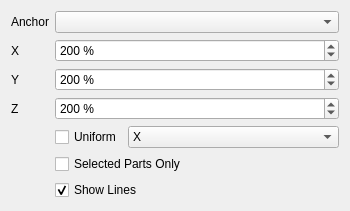
Qt form source/interface/widgets/sw_widget_explode.ui (nathaneltitane/studworx) before a commit.
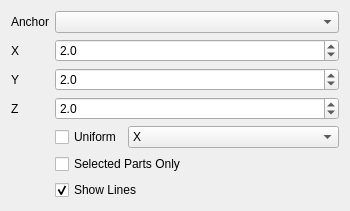
The same form after that commit. Custom widgets are drawn as their Qt base class.

Patch:
```diff
--- a/source/interface/widgets/sw_widget_explode.ui
+++ b/source/interface/widgets/sw_widget_explode.ui
@@ -53,7 +53,7 @@
       </widget>
      </item>
      <item row="1" column="1">
-      <widget class="QSpinBox" name="spreadX">
+      <widget class="swRangeDoubleSpinBox" name="spreadX">
        <property name="toolTip">
         <string>Distance from the anchor part along X, as a percentage of the current distance.</string>
        </property>
@@ -63,20 +63,20 @@
        <property name="accessibleName">
         <string>X spread</string>
        </property>
-       <property name="suffix">
-        <string> %</string>
+       <property name="decimals">
+        <number>1</number>
        </property>
        <property name="minimum">
-        <number>100</number>
+        <double>1.000000</double>
        </property>
        <property name="maximum">
-        <number>1000</number>
+        <double>10.000000</double>
        </property>
        <property name="singleStep">
         <number>10</number>
        </property>
        <property name="value">
-        <number>200</number>
+        <double>2.000000</double>
        </property>
       </widget>
      </item>
@@ -91,7 +91,7 @@
       </widget>
      </item>
      <item row="2" column="1">
-      <widget class="QSpinBox" name="spreadY">
+      <widget class="swRangeDoubleSpinBox" name="spreadY">
        <property name="toolTip">
         <string>Distance from the anchor part along Y, as a percentage of the current distance.</string>
        </property>
@@ -101,20 +101,20 @@
        <property name="accessibleName">
         <string>Y spread</string>
        </property>
-       <property name="suffix">
-        <string> %</string>
+       <property name="decimals">
+        <number>1</number>
        </property>
        <property name="minimum">
-        <number>100</number>
+        <double>1.000000</double>
        </property>
        <property name="maximum">
-        <number>1000</number>
+        <double>10.000000</double>
        </property>
        <property name="singleStep">
         <number>10</number>
        </property>
        <property name="value">
-        <number>200</number>
+        <double>2.000000</double>
        </property>
       </widget>
      </item>
@@ -129,7 +129,7 @@
       </widget>
      </item>
      <item row="3" column="1">
-      <widget class="QSpinBox" name="spreadZ">
+      <widget class="swRangeDoubleSpinBox" name="spreadZ">
        <property name="toolTip">
         <string>Distance from the anchor part along Z, as a percentage of the current distance.</string>
        </property>
@@ -139,20 +139,20 @@
        <property name="accessibleName">
         <string>Z spread</string>
        </property>
-       <property name="suffix">
-        <string> %</string>
+       <property name="decimals">
+        <number>1</number>
        </property>
        <property name="minimum">
-        <number>100</number>
+        <double>1.000000</double>
        </property>
        <property name="maximum">
-        <number>1000</number>
+        <double>10.000000</double>
        </property>
        <property name="singleStep">
         <number>10</number>
        </property>
        <property name="value">
-        <number>200</number>
+        <double>2.000000</double>
        </property>
       </widget>
      </item>
@@ -240,6 +240,13 @@
    </item>
   </layout>
  </widget>
+ <customwidgets>
+  <customwidget>
+   <class>swRangeDoubleSpinBox</class>
+   <extends>QDoubleSpinBox</extends>
+   <header>sw_widget_spin_box.h</header>
+  </customwidget>
+ </customwidgets>
  <resources/>
  <connections/>
 </ui>
```
Left out of the diff: 18 changed lines with no effect on the pictures.
